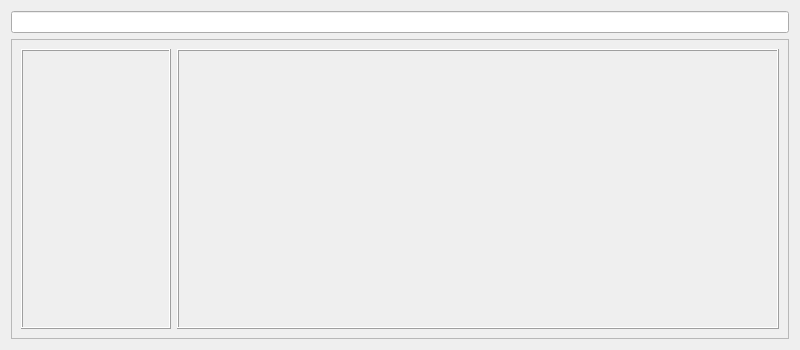
Above: ui/asset_manager/asset_manager.ui from sasisingavarapu/SakitechX_Asset_Manager before the change. Below: the same form after it.
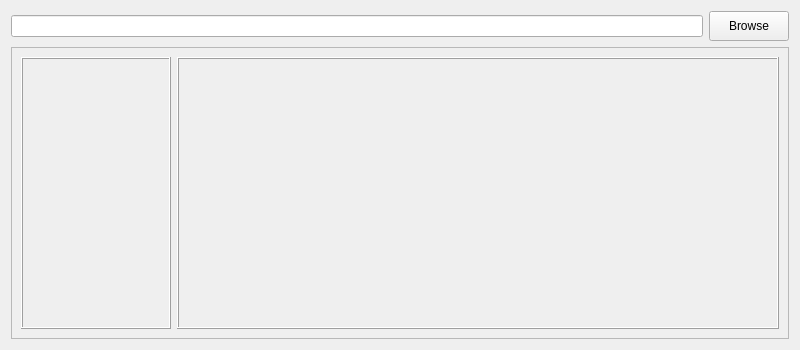
That is the form after the change.

Diff of the .ui file:
```diff
--- a/ui/asset_manager/asset_manager.ui
+++ b/ui/asset_manager/asset_manager.ui
@@ -20,7 +20,33 @@
       <number>0</number>
      </property>
      <item>
-      <widget class="QLineEdit" name="Path_line"/>
+      <layout class="QHBoxLayout" name="horizontalLayout">
+       <property name="rightMargin">
+        <number>0</number>
+       </property>
+       <item>
+        <widget class="QLineEdit" name="path_line"/>
+       </item>
+       <item>
+        <widget class="QPushButton" name="select_path_btn">
+         <property name="minimumSize">
+          <size>
+           <width>30</width>
+           <height>30</height>
+          </size>
+         </property>
+         <property name="maximumSize">
+          <size>
+           <width>150</width>
+           <height>30</height>
+          </size>
+         </property>
+         <property name="text">
+          <string>Browse</string>
+         </property>
+        </widget>
+       </item>
+      </layout>
      </item>
      <item>
       <widget class="QFrame" name="frame">
@@ -69,7 +95,7 @@
           <item>
            <widget class="QFrame" name="frame_3">
             <property name="sizePolicy">
-             <sizepolicy hsizetype="Expanding" vsizetype="Preferred">
+             <sizepolicy hsizetype="Expanding" vsizetype="Expanding">
               <horstretch>0</horstretch>
               <verstretch>0</verstretch>
              </sizepolicy>
```
